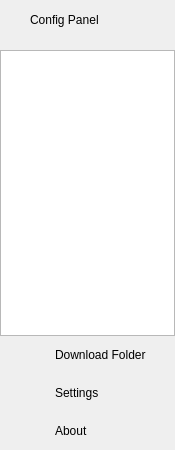
Old version of the form src/common/view/configpanel/configpanel.ui in the repository filesdnd/filesdnd-qt.
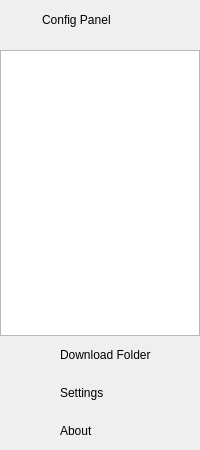
New version of the form. Icons and pictures are not drawn. Custom widgets are drawn as their Qt base class.

Patch:
```diff
--- a/src/common/view/configpanel/configpanel.ui
+++ b/src/common/view/configpanel/configpanel.ui
@@ -6,19 +6,19 @@
    <rect>
     <x>0</x>
     <y>0</y>
-    <width>175</width>
+    <width>200</width>
     <height>450</height>
    </rect>
   </property>
   <property name="minimumSize">
    <size>
-    <width>175</width>
+    <width>200</width>
     <height>0</height>
    </size>
   </property>
   <property name="maximumSize">
    <size>
-    <width>175</width>
+    <width>200</width>
     <height>16777215</height>
    </size>
   </property>
@@ -145,7 +145,7 @@
         </property>
         <property name="sizeHint" stdset="0">
          <size>
-          <width>15</width>
+          <width>20</width>
           <height>20</height>
          </size>
         </property>
@@ -228,7 +228,7 @@
         </property>
         <property name="sizeHint" stdset="0">
          <size>
-          <width>15</width>
+          <width>20</width>
           <height>20</height>
          </size>
         </property>
@@ -311,7 +311,7 @@
         </property>
         <property name="sizeHint" stdset="0">
          <size>
-          <width>15</width>
+          <width>20</width>
           <height>20</height>
          </size>
         </property>
```
